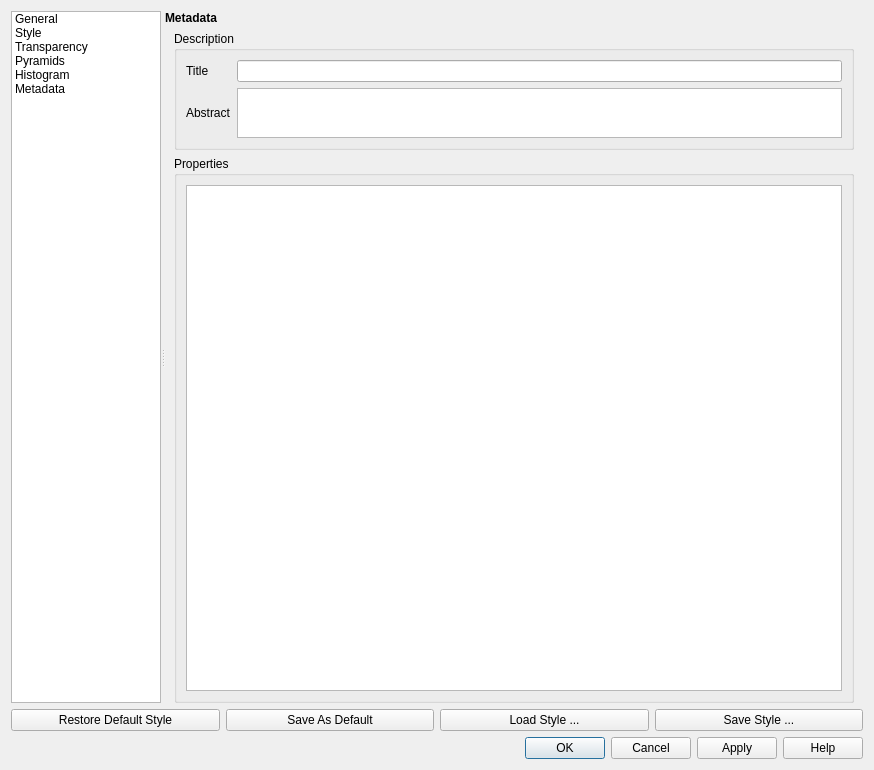
This is src/ui/qgsrasterlayerpropertiesbase.ui in carsmie/QGIS as Qt 5 draws it before an edit. The edited form follows.
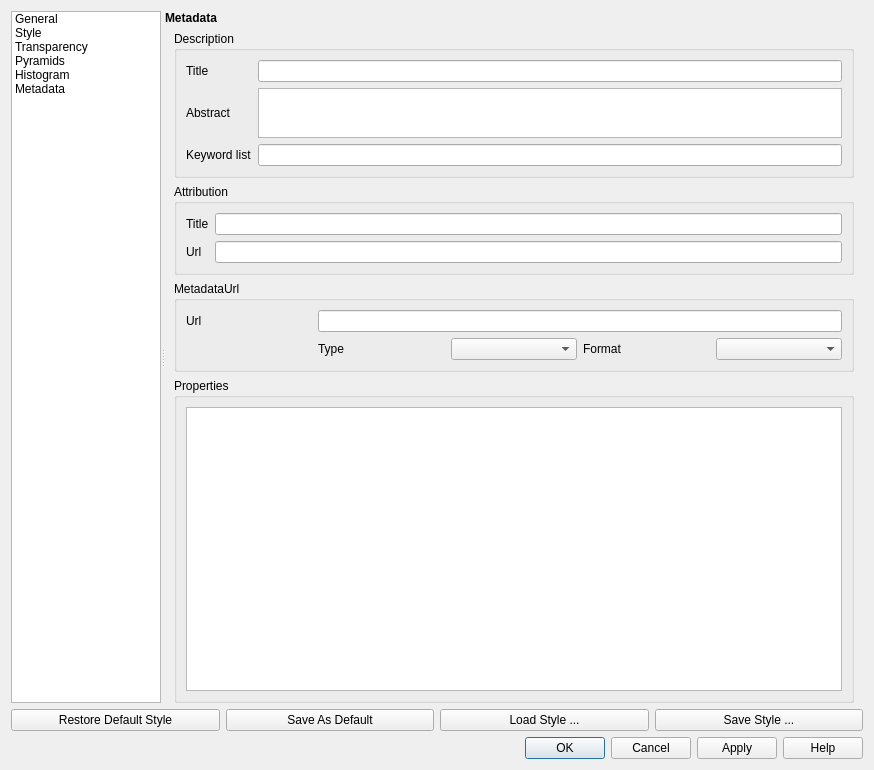
This is the edited form. The open tabs and pages were chosen to show the change. Icons and pictures are not drawn. Custom widgets are drawn as their Qt base class.

Commit message:
Add metadata information for layers
To complete the metadata tab and ilayer information, we add keywordlist,
metadata url and attribution information.
The user can add keywords to his layers, store a metadata url with type
and format and attribution title and url.
These data are reused by QGIS-Sever in the WMS GetCapabilities request.
This capability is sponsored by ifremer.

```diff
--- a/src/ui/qgsrasterlayerpropertiesbase.ui
+++ b/src/ui/qgsrasterlayerpropertiesbase.ui
@@ -1303,7 +1303,7 @@
                    <property name="syncGroup" stdset="0">
                     <string notr="true">rastertransp</string>
                    </property>
-                   <layout class="QGridLayout" name="gridLayout_7">
+                   <layout class="QGridLayout" name="gridLayout_11">
                     <item row="0" column="0">
                      <layout class="QHBoxLayout" name="horizontalLayout_5">
                       <property name="leftMargin">
@@ -1866,6 +1866,23 @@
                   <string notr="true">rastermeta</string>
                  </property>
                  <layout class="QGridLayout" name="gridLayout_5">
+                  <item row="1" column="0">
+                   <widget class="QLabel" name="mLayerTitleLabel">
+                    <property name="text">
+                     <string>Title</string>
+                    </property>
+                   </widget>
+                  </item>
+                  <item row="1" column="1">
+                   <widget class="QLineEdit" name="mLayerTitleLineEdit"/>
+                  </item>
+                  <item row="3" column="0">
+                   <widget class="QLabel" name="mLayerAbstractLabel">
+                    <property name="text">
+                     <string>Abstract</string>
+                    </property>
+                   </widget>
+                  </item>
                   <item row="3" column="1">
                    <widget class="QTextEdit" name="mLayerAbstractTextEdit">
                     <property name="sizePolicy">
@@ -1882,26 +1899,125 @@
                     </property>
                    </widget>
                   </item>
-                  <item row="1" column="1">
-                   <widget class="QLineEdit" name="mLayerTitleLineEdit"/>
-                  </item>
-                  <item row="1" column="0">
-                   <widget class="QLabel" name="mLayerTitleLabel">
+                  <item row="5" column="0">
+                   <widget class="QLabel" name="mLayerKeywordListLabel">
                     <property name="text">
-                     <string>Title</string>
+                     <string>Keyword list</string>
                     </property>
                    </widget>
                   </item>
-                  <item row="3" column="0">
-                   <widget class="QLabel" name="mLayerAbstractLabel">
-                    <property name="text">
-                     <string>Abstract</string>
-                    </property>
-                   </widget>
+                  <item row="5" column="1">
+                   <widget class="QLineEdit" name="mLayerKeywordListLineEdit"/>
                   </item>
                  </layout>
                 </widget>
                </item>
+               <item>
+                 <widget class="QgsCollapsibleGroupBox" name="mMetaAttributionGrpBx">
+                   <property name="title">
+                     <string>Attribution</string>
+                   </property>
+                   <property name="syncGroup" stdset="0">
+                     <string notr="true">vectormeta</string>
+                   </property>
+                   <layout class="QGridLayout" name="gridLayout_7">
+                     <item row="0" column="0">
+                       <widget class="QLabel" name="mLayerAttributionLabel">
+                         <property name="text">
+                           <string>Title</string>
+                         </property>
+                       </widget>
+                     </item>
+                     <item row="0" column="1">
+                       <widget class="QLineEdit" name="mLayerAttributionLineEdit"/>
+                     </item>
+                     <item row="2" column="0">
+                       <widget class="QLabel" name="mLayerAttributionUrlLabel">
+                         <property name="text">
+                           <string>Url</string>
+                         </property>
+                       </widget>
+                     </item>
+                     <item row="2" column="1">
+                       <widget class="QLineEdit" name="mLayerAttributionUrlLineEdit"/>
+                     </item>
+                   </layout>
+                 </widget>
+               </item>
+               <item>
+                 <widget class="QgsCollapsibleGroupBox" name="mMetaMetaUrlGrpBx">
+                   <property name="title">
+                     <string>MetadataUrl</string>
+                   </property>
+                   <property name="syncGroup" stdset="0">
+                     <string notr="true">vectormeta</string>
+                   </property>
+                   <layout class="QGridLayout" name="gridLayout_9">
+                     <item row="0" column="0">
+                       <widget class="QLabel" name="mLayerMetadataUrlLabel">
+                         <property name="text">
+                           <string>Url</string>
+                         </property>
+                       </widget>
+                     </item>
+                     <item row="0" column="1" colspan="4">
+                       <widget class="QLineEdit" name="mLayerMetadataUrlLineEdit"/>
+                     </item>
+                     <item row="1" column="1">
+                       <widget class="QLabel" name="mLayerMetadataUrlTypeLabel">
+                         <property name="text">
+                           <string>Type</string>
+                         </property>
+                       </widget>
+                     </item>
+                     <item row="1" column="2">
+                       <widget class="QComboBox" name="mLayerMetadataUrlTypeComboBox">
+                         <item>
+                           <property name="text">
+                             <string notr="true"></string>
+                           </property>
+                         </item>
+                         <item>
+                           <property name="text">
+                             <string notr="true" extracomment="FGDC-STD-001-1988">FGDC</string>
+                           </property>
+                         </item>
+                         <item>
+                           <property name="text">
+                             <string notr="true" extracomment="ISO 19115">TC211</string>
+                           </property>
+                         </item>
+                       </widget>
+                     </item>
+                     <item row="1" column="3">
+                       <widget class="QLabel" name="mLayerMetadataUrlFormatLabel">
+                         <property name="text">
+                           <string>Format</string>
+                         </property>
+                       </widget>
+                     </item>
+                     <item row="1" column="4">
+                       <widget class="QComboBox" name="mLayerMetadataUrlFormatComboBox">
+                         <item>
+                           <property name="text">
+                             <string notr="true"></string>
+                           </property>
+                         </item>
+                         <item>
+                           <property name="text">
+                             <string notr="true">text/plain</string>
+                           </property>
+                         </item>
+                         <item>
+                           <property name="text">
+                             <string notr="true">text/xml</string>
+                           </property>
+                         </item>
+                       </widget>
+                     </item>
+                   </layout>
+                 </widget>
+               </item>
                <item>
                 <widget class="QgsCollapsibleGroupBox" name="mMetaPropertiesGrpBx">
                  <property name="sizePolicy">
```
The commit also changes 7 other files.
